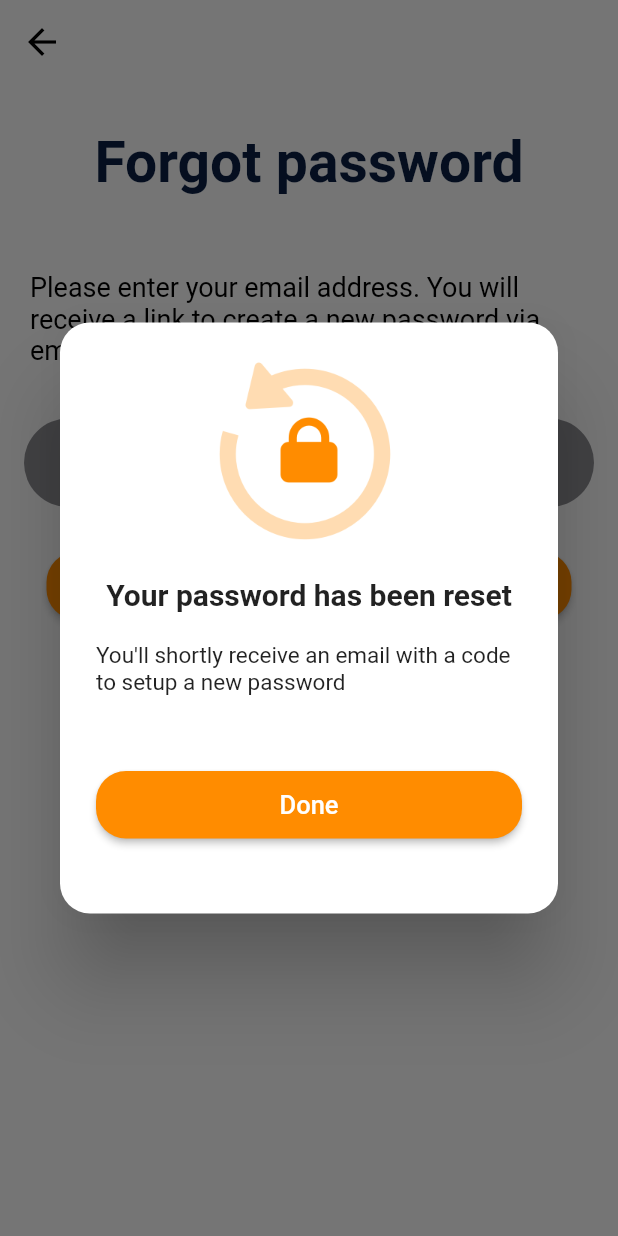
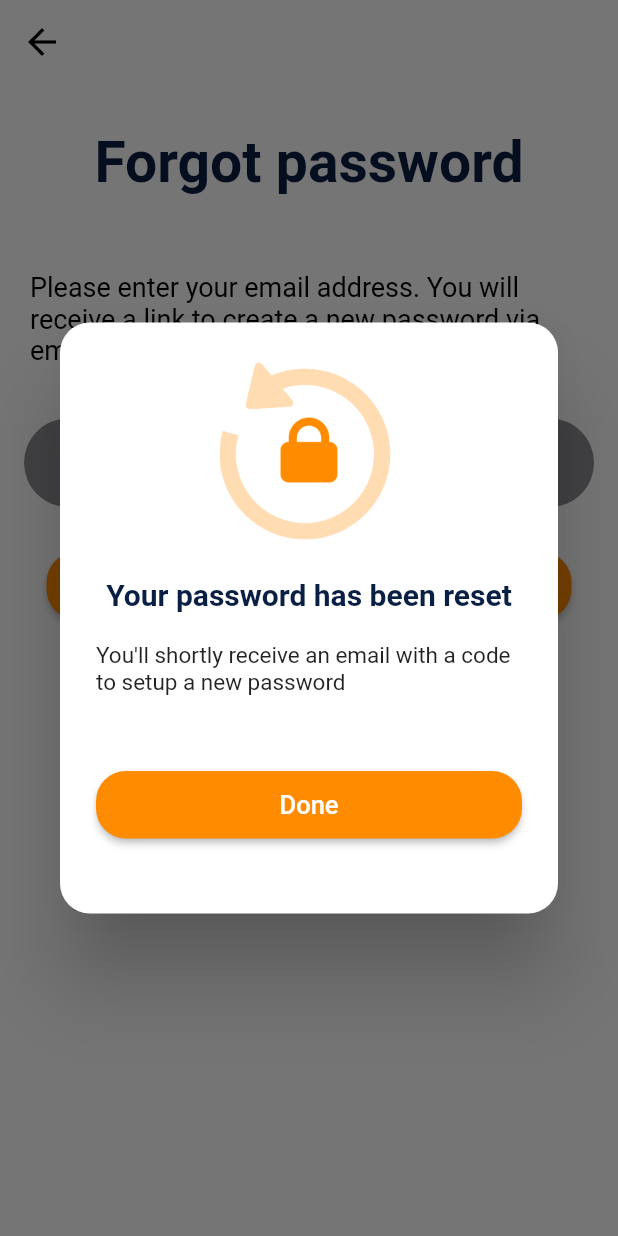
Before and after one commit to emantena/delivery_app, a Flutter app: the ForgotPasswordPage screen opened by its route, after a tap on "Send", on a phone screen of 412 x 824 dp. Run offline on Flutter 3.47's test engine with Material 2 defaults, Android fonts, the phone set to English and light mode, and no system bars; our stand-ins replace flutter_swiper.

Commit message:
components creation
header and button component creation

```diff
--- a/lib/main.dart
+++ b/lib/main.dart
@@ -13,7 +13,7 @@ void main() {
 }
 
 class DeliveryApp extends StatelessWidget {
-  const DeliveryApp();
+  const DeliveryApp({Key key}) : super(key: key);
 
   @override
   Widget build(BuildContext context) {
--- a/lib/src/features/presentation/forgot-password/view/forgot_password_page.dart
+++ b/lib/src/features/presentation/forgot-password/view/forgot_password_page.dart
@@ -1,4 +1,5 @@
 import 'package:flutter/material.dart';
+import 'package:delivery_app/src/features/presentation/widgets/header_text.dart';
 
 import '../../../../colors/app_color.dart';
 import '../../widgets/back_button.dart';
@@ -26,13 +27,10 @@ class ForgotPasswordPage extends StatelessWidget {
               children: [
                 Container(
                   padding: const EdgeInsets.all(30),
-                  child: Text(
-                    "Forgot password",
-                    style: TextStyle(
-                      color: AppColor.primary,
-                      fontWeight: FontWeight.bold,
-                      fontSize: 38,
-                    ),
+                  child: headerText(
+                    text: "Forgot password",
+                    color: AppColor.primary,
+                    fontSize: 38,
                   ),
                 ),
                 Container(
@@ -126,12 +124,10 @@ class ForgotPasswordPage extends StatelessWidget {
                 const SizedBox(
                   height: 20,
                 ),
-                const Text(
-                  "Your password has been reset",
-                  style: TextStyle(
-                    fontWeight: FontWeight.bold,
-                    fontSize: 20,
-                  ),
+                headerText(
+                  text: "Your password has been reset",
+                  fontSize: 20,
+                  color: AppColor.primary,
                 ),
                 const SizedBox(
                   height: 20,
--- /dev/null
+++ b/lib/src/features/presentation/widgets/header_text.dart
@@ -0,0 +1,16 @@
+import 'package:flutter/material.dart';
+
+Widget headerText({
+  required String text,
+  required Color color,
+  required double fontSize,
+}) {
+  return Text(
+    text,
+    style: TextStyle(
+      color: color,
+      fontWeight: FontWeight.bold,
+      fontSize: fontSize,
+    ),
+  );
+}
--- a/lib/src/routes/app_route.dart
+++ b/lib/src/routes/app_route.dart
@@ -4,7 +4,7 @@ import 'package:flutter/material.dart';
 import 'package:delivery_app/src/features/presentation/forgot-password/view/forgot_password_page.dart';
 import 'package:delivery_app/src/features/presentation/login/view/login_page.dart';
 import 'package:delivery_app/src/features/presentation/welcome/view/welcome_page.dart';
-import 'package:delivery_app/src/features/presentation/sign-up/view/sign-up-page.dart';
+import 'package:delivery_app/src/features/presentation/sign-up/view/sign_up_page.dart';
 import 'package:delivery_app/src/features/presentation/tabs/tab_navigation.dart';
 
 final appRoute = <String, WidgetBuilder>{
```
Also changed, not shown: lib/src/features/presentation/login/view/login_page.dart (+5 -7 lines), lib/src/features/presentation/sign-up/view/sign_up_page.dart (renamed from lib/src/features/presentation/sign-up/view/sign-up-page.dart, +5 -7 lines), lib/src/features/presentation/tabs/explore/view/explore_tab.dart (+9 -8 lines), lib/src/features/presentation/welcome/view/welcome_page.dart (+5 -7 lines), lib/src/features/presentation/widgets/button.dart (added, +28 -0 lines).
